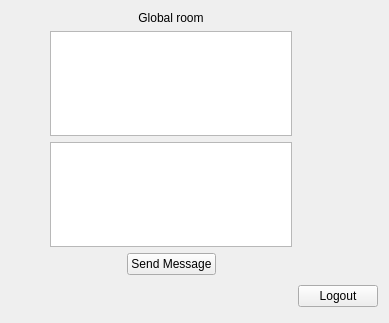
The window that Client/mainwindow.ui (czimbortibor/linux-chat-application) describes before a commit, drawn with Qt 5.
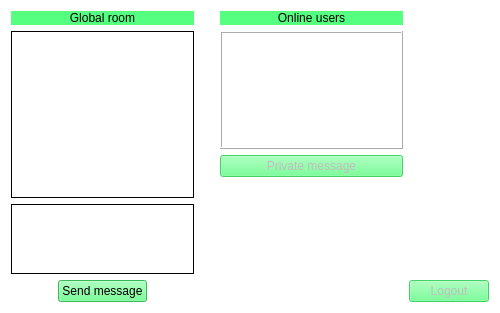
The same window after the commit.

What changed in the file:
```diff
--- a/Client/mainwindow.ui
+++ b/Client/mainwindow.ui
@@ -6,16 +6,100 @@
    <rect>
     <x>0</x>
     <y>0</y>
-    <width>389</width>
-    <height>323</height>
+    <width>500</width>
+    <height>313</height>
    </rect>
   </property>
   <property name="windowTitle">
    <string>MainWindow</string>
   </property>
+  <property name="styleSheet">
+   <string notr="true">background-color: rgb(255, 255, 255);</string>
+  </property>
   <widget class="QWidget" name="centralWidget">
    <layout class="QGridLayout" name="gridLayout">
-    <item row="0" column="0">
+    <item row="4" column="1">
+     <layout class="QHBoxLayout" name="horizontalLayout">
+      <item>
+       <spacer name="horizontalSpacer">
+        <property name="orientation">
+         <enum>Qt::Horizontal</enum>
+        </property>
+        <property name="sizeHint" stdset="0">
+         <size>
+          <width>40</width>
+          <height>20</height>
+         </size>
+        </property>
+       </spacer>
+      </item>
+      <item>
+       <widget class="QPushButton" name="btnSendMessage">
+        <property name="styleSheet">
+         <string notr="true">
+background-color: rgb(85, 255, 127);</string>
+        </property>
+        <property name="text">
+         <string>Send message</string>
+        </property>
+        <property name="shortcut">
+         <string>Return</string>
+        </property>
+       </widget>
+      </item>
+      <item>
+       <spacer name="horizontalSpacer_2">
+        <property name="orientation">
+         <enum>Qt::Horizontal</enum>
+        </property>
+        <property name="sizeHint" stdset="0">
+         <size>
+          <width>40</width>
+          <height>20</height>
+         </size>
+        </property>
+       </spacer>
+      </item>
+     </layout>
+    </item>
+    <item row="1" column="5">
+     <widget class="QListWidget" name="listUsers">
+      <property name="frameShape">
+       <enum>QFrame::Box</enum>
+      </property>
+      <property name="frameShadow">
+       <enum>QFrame::Raised</enum>
+      </property>
+     </widget>
+    </item>
+    <item row="3" column="5">
+     <spacer name="verticalSpacer">
+      <property name="orientation">
+       <enum>Qt::Vertical</enum>
+      </property>
+      <property name="sizeHint" stdset="0">
+       <size>
+        <width>20</width>
+        <height>40</height>
+       </size>
+      </property>
+     </spacer>
+    </item>
+    <item row="4" column="6">
+     <widget class="QPushButton" name="btnLogout">
+      <property name="enabled">
+       <bool>false</bool>
+      </property>
+      <property name="styleSheet">
+       <string notr="true">
+background-color: rgb(85, 255, 127);</string>
+      </property>
+      <property name="text">
+       <string>Logout</string>
+      </property>
+     </widget>
+    </item>
+    <item row="3" column="0">
      <spacer name="horizontalSpacer_4">
       <property name="orientation">
        <enum>Qt::Horizontal</enum>
@@ -28,21 +112,46 @@
       </property>
      </spacer>
     </item>
-    <item row="0" column="1">
-     <layout class="QGridLayout" name="gridLayout_2" rowstretch="0,0,0">
-      <item row="2" column="0">
-       <widget class="QTextEdit" name="editSendMessage">
-        <property name="html">
-         <string>&lt;!DOCTYPE HTML PUBLIC &quot;-//W3C//DTD HTML 4.0//EN&quot; &quot;http://www.w3.org/TR/REC-html40/strict.dtd&quot;&gt;
-&lt;html&gt;&lt;head&gt;&lt;meta name=&quot;qrichtext&quot; content=&quot;1&quot; /&gt;&lt;style type=&quot;text/css&quot;&gt;
-p, li { white-space: pre-wrap; }
-&lt;/style&gt;&lt;/head&gt;&lt;body style=&quot; font-family:'Sans Serif'; font-size:9pt; font-weight:400; font-style:normal;&quot;&gt;
-&lt;p style=&quot;-qt-paragraph-type:empty; margin-top:0px; margin-bottom:0px; margin-left:0px; margin-right:0px; -qt-block-indent:0; text-indent:0px;&quot;&gt;&lt;br /&gt;&lt;/p&gt;&lt;/body&gt;&lt;/html&gt;</string>
-        </property>
-       </widget>
-      </item>
+    <item row="2" column="5">
+     <widget class="QPushButton" name="btnSendPrivate">
+      <property name="enabled">
+       <bool>false</bool>
+      </property>
+      <property name="styleSheet">
+       <string notr="true">
+background-color: rgb(85, 255, 127);</string>
+      </property>
+      <property name="text">
+       <string>Private message</string>
+      </property>
+     </widget>
+    </item>
+    <item row="1" column="2">
+     <spacer name="horizontalSpacer_3">
+      <property name="orientation">
+       <enum>Qt::Horizontal</enum>
+      </property>
+      <property name="sizeType">
+       <enum>QSizePolicy::MinimumExpanding</enum>
+      </property>
+      <property name="sizeHint" stdset="0">
+       <size>
+        <width>20</width>
+        <height>20</height>
+       </size>
+      </property>
+     </spacer>
+    </item>
+    <item row="0" column="1" rowspan="4">
+     <layout class="QGridLayout" name="gridLayout_2" rowstretch="0,0,1">
       <item row="1" column="0">
        <widget class="QTextEdit" name="editRecvMessage">
+        <property name="frameShape">
+         <enum>QFrame::Panel</enum>
+        </property>
+        <property name="frameShadow">
+         <enum>QFrame::Plain</enum>
+        </property>
         <property name="readOnly">
          <bool>true</bool>
         </property>
@@ -51,7 +160,8 @@
       <item row="0" column="0">
        <widget class="QLabel" name="lblGlobalRoom">
         <property name="styleSheet">
-         <string notr="true">font: 16pt &quot;Monospace&quot;;</string>
+         <string notr="true">font: 16pt &quot;Monospace&quot;;
+background-color: rgb(85, 255, 127);</string>
         </property>
         <property name="text">
          <string>Global room</string>
@@ -61,82 +171,39 @@
         </property>
        </widget>
       </item>
-     </layout>
-    </item>
-    <item row="0" column="2">
-     <spacer name="horizontalSpacer_3">
-      <property name="orientation">
-       <enum>Qt::Horizontal</enum>
-      </property>
-      <property name="sizeHint" stdset="0">
-       <size>
-        <width>52</width>
-        <height>20</height>
-       </size>
-      </property>
-     </spacer>
-    </item>
-    <item row="1" column="1">
-     <layout class="QHBoxLayout" name="horizontalLayout">
-      <item>
-       <spacer name="horizontalSpacer">
-        <property name="orientation">
-         <enum>Qt::Horizontal</enum>
+      <item row="2" column="0">
+       <widget class="QTextEdit" name="editSendMessage">
+        <property name="frameShape">
+         <enum>QFrame::Panel</enum>
         </property>
-        <property name="sizeHint" stdset="0">
-         <size>
-          <width>40</width>
-          <height>20</height>
-         </size>
+        <property name="frameShadow">
+         <enum>QFrame::Plain</enum>
         </property>
-       </spacer>
-      </item>
-      <item>
-       <widget class="QPushButton" name="btnSendMessage">
-        <property name="text">
-         <string>Send Message</string>
+        <property name="lineWidth">
+         <number>1</number>
+        </property>
+        <property name="html">
+         <string>&lt;!DOCTYPE HTML PUBLIC &quot;-//W3C//DTD HTML 4.0//EN&quot; &quot;http://www.w3.org/TR/REC-html40/strict.dtd&quot;&gt;
+&lt;html&gt;&lt;head&gt;&lt;meta name=&quot;qrichtext&quot; content=&quot;1&quot; /&gt;&lt;style type=&quot;text/css&quot;&gt;
+p, li { white-space: pre-wrap; }
+&lt;/style&gt;&lt;/head&gt;&lt;body style=&quot; font-family:'Sans Serif'; font-size:9pt; font-weight:400; font-style:normal;&quot;&gt;
+&lt;p style=&quot;-qt-paragraph-type:empty; margin-top:0px; margin-bottom:0px; margin-left:0px; margin-right:0px; -qt-block-indent:0; text-indent:0px;&quot;&gt;&lt;br /&gt;&lt;/p&gt;&lt;/body&gt;&lt;/html&gt;</string>
         </property>
        </widget>
       </item>
-      <item>
-       <spacer name="horizontalSpacer_2">
-        <property name="orientation">
-         <enum>Qt::Horizontal</enum>
-        </property>
-        <property name="sizeHint" stdset="0">
-         <size>
-          <width>40</width>
-          <height>20</height>
-         </size>
-        </property>
-       </spacer>
-      </item>
      </layout>
     </item>
-    <item row="2" column="1">
-     <widget class="QLabel" name="lblError">
-      <property name="font">
-       <font>
-        <family>Monospace</family>
-        <pointsize>20</pointsize>
-        <weight>50</weight>
-        <italic>false</italic>
-        <bold>false</bold>
-       </font>
-      </property>
+    <item row="0" column="5">
+     <widget class="QLabel" name="lblOnlineUsers">
       <property name="styleSheet">
-       <string notr="true">color: red;
-font: 20pt &quot;Monospace&quot;;</string>
+       <string notr="true">font: 16pt &quot;Monospace&quot;;
+background-color: rgb(85, 255, 127);</string>
       </property>
       <property name="text">
-       <string/>
+       <string>Online users</string>
       </property>
-     </widget>
-    </item>
-    <item row="2" column="2">
-     <widget class="QPushButton" name="btnLogout">
-      <property name="text">
-       <string>Logout</string>
+      <property name="alignment">
+       <set>Qt::AlignCenter</set>
       </property>
      </widget>
     </item>
```
